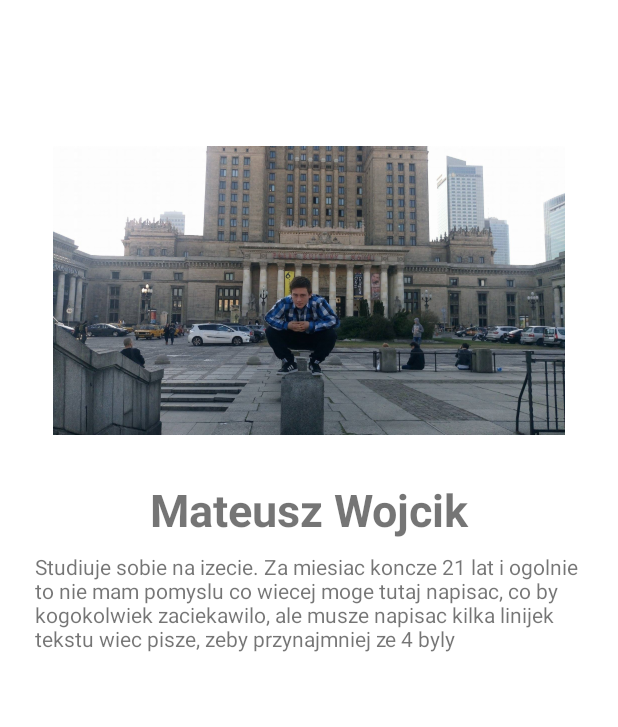
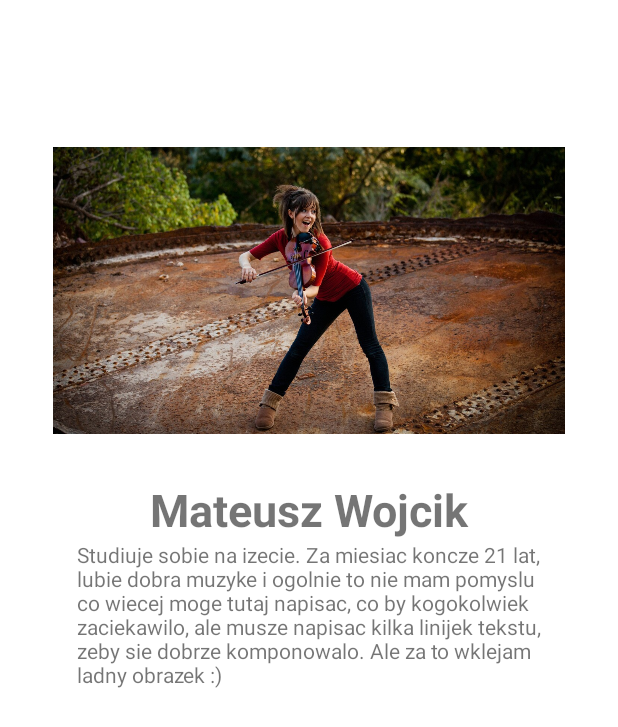
Before and after one commit to mateusz-wojcik/BMICalculator, an Android app: the AuthorActivity screen opened directly, with no data from a screen before it, on a phone screen of 412 x 824 dp. Shown: the top 727 px of the screen. Run offline under Robolectric (Android 15) with nearby library versions, the phone set to English and light mode, and no system bars.

Commit message:
Small update

```diff
--- a/app/src/main/java/com/example/rudy/bmicalculator/AuthorActivity.java
+++ b/app/src/main/java/com/example/rudy/bmicalculator/AuthorActivity.java
@@ -163,4 +163,7 @@ public class AuthorActivity extends AppCompatActivity {
         super.onConfigurationChanged(newConfig);
         setRequestedOrientation(ActivityInfo.SCREEN_ORIENTATION_PORTRAIT);
     }
+
+    //link to used image
+    //https://d1marr3m5x4iac.cloudfront.net/images/original/I0-001/013/730/509-5.jpeg_/lindsey-stirling-09.jpeg
 }
--- a/app/src/main/res/layout/activity_author.xml
+++ b/app/src/main/res/layout/activity_author.xml
@@ -29,7 +29,7 @@
                 app:layout_constraintEnd_toEndOf="parent"
                 app:layout_constraintStart_toStartOf="parent"
                 app:layout_constraintTop_toTopOf="parent"
-                app:srcCompat="@drawable/warsz" />
+                app:srcCompat="@drawable/lindsey" />
 
             <TextView
                 android:id="@+id/nameTextView"
@@ -47,12 +47,11 @@
                 app:layout_constraintTop_toBottomOf="@+id/imageView" />
 
             <TextView
-                android:id="@+id/textView6"
-                android:layout_width="366dp"
-                android:layout_height="80dp"
+                android:id="@+id/multilineTextView"
+                android:layout_width="310dp"
+                android:layout_height="102dp"
                 android:layout_marginEnd="8dp"
                 android:layout_marginStart="8dp"
-                android:layout_marginTop="8dp"
                 android:text="@string/info_about_me"
                 app:layout_constraintEnd_toEndOf="parent"
                 app:layout_constraintStart_toStartOf="parent"
--- a/app/src/main/res/values/strings.xml
+++ b/app/src/main/res/values/strings.xml
@@ -9,9 +9,9 @@
     <string name="author">Author</string>
     <string name="about">Mateusz Wojcik</string>
     <string name="about_me">About me</string>
-    <string name="info_about_me">Studiuje sobie na izecie. Za miesiac koncze 21 lat i ogolnie
+    <string name="info_about_me">Studiuje sobie na izecie. Za miesiac koncze 21 lat, lubie dobra muzyke i ogolnie
     to nie mam pomyslu co wiecej moge tutaj napisac, co by kogokolwiek zaciekawilo,
-    ale musze napisac kilka linijek tekstu wiec pisze, zeby przynajmniej ze 4 byly</string>
+    ale musze napisac kilka linijek tekstu, zeby sie dobrze komponowalo. Ale za to wklejam ladny obrazek :)</string>
     <string name="switch_text_si">SI</string>
     <string name="switch_text_imperial">Imperial</string>
     <string name="kilograms">[kg]</string>
```
Also changed, not shown: app/src/main/java/com/example/rudy/bmicalculator/DisplayBMIActivity.java (+12 -6 lines), app/src/main/java/com/example/rudy/bmicalculator/MainActivity.java (+26 -65 lines), app/src/main/res/drawable/lindsey.jpeg (added).
